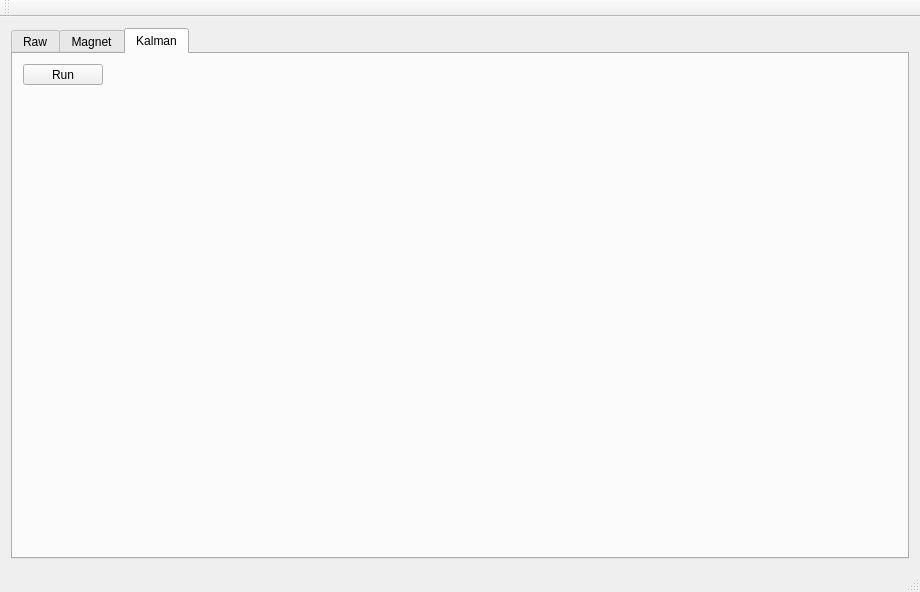
This is ins_board_pc/mainwindow.ui in quantum-pie/ins-board-pc as Qt 5 draws it before an edit. The edited form follows.
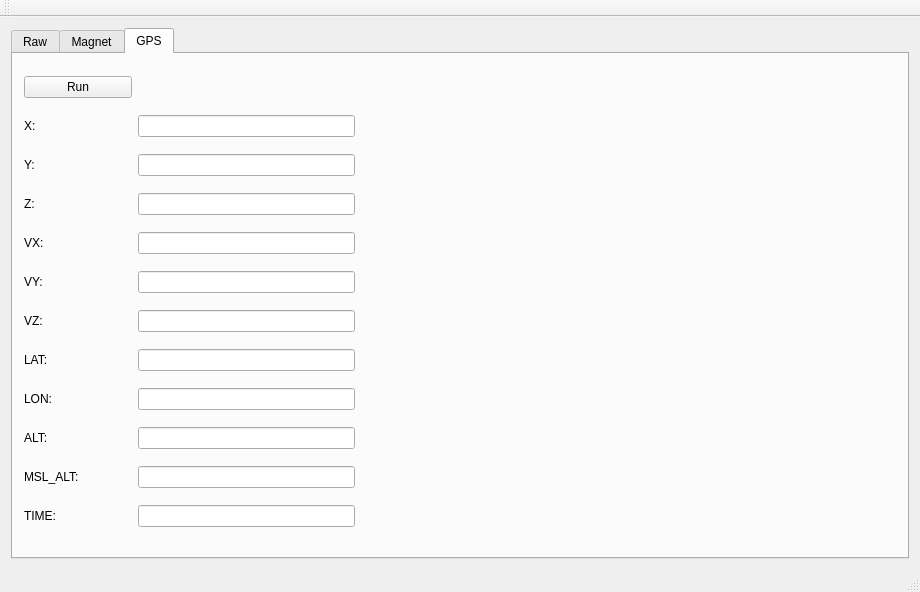
This is the edited form. The open tabs and pages were chosen to show the change. Custom widgets are drawn as their Qt base class.

Commit message: Received GPS data

```diff
--- a/ins_board_pc/mainwindow.ui
+++ b/ins_board_pc/mainwindow.ui
@@ -194,24 +194,299 @@
       </widget>
       <widget class="QWidget" name="tab_3">
        <attribute name="title">
-        <string>Kalman</string>
+        <string>GPS</string>
        </attribute>
-       <widget class="QPushButton" name="pushButton_2">
-        <property name="geometry">
-         <rect>
-          <x>10</x>
-          <y>10</y>
-          <width>80</width>
-          <height>21</height>
-         </rect>
-        </property>
-        <property name="text">
-         <string>Run</string>
-        </property>
-        <property name="checkable">
-         <bool>true</bool>
-        </property>
-       </widget>
+       <layout class="QGridLayout" name="gridLayout_2" columnstretch="1,1,1,5">
+        <item row="0" column="3">
+         <spacer name="horizontalSpacer_17">
+          <property name="orientation">
+           <enum>Qt::Horizontal</enum>
+          </property>
+          <property name="sizeHint" stdset="0">
+           <size>
+            <width>539</width>
+            <height>20</height>
+           </size>
+          </property>
+         </spacer>
+        </item>
+        <item row="1" column="0">
+         <widget class="QLabel" name="label_7">
+          <property name="text">
+           <string>X:</string>
+          </property>
+         </widget>
+        </item>
+        <item row="1" column="1" colspan="2">
+         <widget class="QLineEdit" name="x_le"/>
+        </item>
+        <item row="1" column="3">
+         <spacer name="horizontalSpacer_5">
+          <property name="orientation">
+           <enum>Qt::Horizontal</enum>
+          </property>
+          <property name="sizeHint" stdset="0">
+           <size>
+            <width>539</width>
+            <height>20</height>
+           </size>
+          </property>
+         </spacer>
+        </item>
+        <item row="2" column="0">
+         <widget class="QLabel" name="label_8">
+          <property name="text">
+           <string>Y:</string>
+          </property>
+         </widget>
+        </item>
+        <item row="2" column="1" colspan="2">
+         <widget class="QLineEdit" name="y_le"/>
+        </item>
+        <item row="2" column="3">
+         <spacer name="horizontalSpacer_6">
+          <property name="orientation">
+           <enum>Qt::Horizontal</enum>
+          </property>
+          <property name="sizeHint" stdset="0">
+           <size>
+            <width>539</width>
+            <height>20</height>
+           </size>
+          </property>
+         </spacer>
+        </item>
+        <item row="3" column="0">
+         <widget class="QLabel" name="label_9">
+          <property name="text">
+           <string>Z:</string>
+          </property>
+         </widget>
+        </item>
+        <item row="3" column="1" colspan="2">
+         <widget class="QLineEdit" name="z_le"/>
+        </item>
+        <item row="3" column="3">
+         <spacer name="horizontalSpacer_7">
+          <property name="orientation">
+           <enum>Qt::Horizontal</enum>
+          </property>
+          <property name="sizeHint" stdset="0">
+           <size>
+            <width>539</width>
+            <height>20</height>
+           </size>
+          </property>
+         </spacer>
+        </item>
+        <item row="4" column="0">
+         <widget class="QLabel" name="label_10">
+          <property name="text">
+           <string>VX:</string>
+          </property>
+         </widget>
+        </item>
+        <item row="4" column="1" colspan="2">
+         <widget class="QLineEdit" name="vx_le"/>
+        </item>
+        <item row="4" column="3">
+         <spacer name="horizontalSpacer_8">
+          <property name="orientation">
+           <enum>Qt::Horizontal</enum>
+          </property>
+          <property name="sizeHint" stdset="0">
+           <size>
+            <width>539</width>
+            <height>20</height>
+           </size>
+          </property>
+         </spacer>
+        </item>
+        <item row="5" column="0">
+         <widget class="QLabel" name="label_11">
+          <property name="text">
+           <string>VY:</string>
+          </property>
+         </widget>
+        </item>
+        <item row="5" column="1" colspan="2">
+         <widget class="QLineEdit" name="vy_le"/>
+        </item>
+        <item row="5" column="3">
+         <spacer name="horizontalSpacer_9">
+          <property name="orientation">
+           <enum>Qt::Horizontal</enum>
+          </property>
+          <property name="sizeHint" stdset="0">
+           <size>
+            <width>539</width>
+            <height>20</height>
+           </size>
+          </property>
+         </spacer>
+        </item>
+        <item row="6" column="0">
+         <widget class="QLabel" name="label_12">
+          <property name="text">
+           <string>VZ:</string>
+          </property>
+         </widget>
+        </item>
+        <item row="6" column="1" colspan="2">
+         <widget class="QLineEdit" name="vz_le"/>
+        </item>
+        <item row="6" column="3">
+         <spacer name="horizontalSpacer_10">
+          <property name="orientation">
+           <enum>Qt::Horizontal</enum>
+          </property>
+          <property name="sizeHint" stdset="0">
+           <size>
+            <width>539</width>
+            <height>20</height>
+           </size>
+          </property>
+         </spacer>
+        </item>
+        <item row="7" column="0">
+         <widget class="QLabel" name="label_13">
+          <property name="text">
+           <string>LAT:</string>
+          </property>
+         </widget>
+        </item>
+        <item row="7" column="1" colspan="2">
+         <widget class="QLineEdit" name="lat_le"/>
+        </item>
+        <item row="7" column="3">
+         <spacer name="horizontalSpacer_11">
+          <property name="orientation">
+           <enum>Qt::Horizontal</enum>
+          </property>
+          <property name="sizeHint" stdset="0">
+           <size>
+            <width>539</width>
+            <height>20</height>
+           </size>
+          </property>
+         </spacer>
+        </item>
+        <item row="8" column="0">
+         <widget class="QLabel" name="label_14">
+          <property name="text">
+           <string>LON:</string>
+          </property>
+         </widget>
+        </item>
+        <item row="8" column="1" colspan="2">
+         <widget class="QLineEdit" name="lon_le"/>
+        </item>
+        <item row="8" column="3">
+         <spacer name="horizontalSpacer_12">
+          <property name="orientation">
+           <enum>Qt::Horizontal</enum>
+          </property>
+          <property name="sizeHint" stdset="0">
+           <size>
+            <width>539</width>
+            <height>20</height>
+           </size>
+          </property>
+         </spacer>
+        </item>
+        <item row="9" column="0">
+         <widget class="QLabel" name="label_15">
+          <property name="text">
+           <string>ALT:</string>
+          </property>
+         </widget>
+        </item>
+        <item row="9" column="1" colspan="2">
+         <widget class="QLineEdit" name="alt_le"/>
+        </item>
+        <item row="9" column="3">
+         <spacer name="horizontalSpacer_13">
+          <property name="orientation">
+           <enum>Qt::Horizontal</enum>
+          </property>
+          <property name="sizeHint" stdset="0">
+           <size>
+            <width>539</width>
+            <height>20</height>
+           </size>
+          </property>
+         </spacer>
+        </item>
+        <item row="10" column="0">
+         <widget class="QLabel" name="label_16">
+          <property name="text">
+           <string>MSL_ALT:</string>
+          </property>
+         </widget>
+        </item>
+        <item row="10" column="1" colspan="2">
+         <widget class="QLineEdit" name="msl_alt_le"/>
+        </item>
+        <item row="10" column="3">
+         <spacer name="horizontalSpacer_14">
+          <property name="orientation">
+           <enum>Qt::Horizontal</enum>
+          </property>
+          <property name="sizeHint" stdset="0">
+           <size>
+            <width>539</width>
+            <height>20</height>
+           </size>
+          </property>
+         </spacer>
+        </item>
+        <item row="11" column="0">
+         <widget class="QLabel" name="label_17">
+          <property name="text">
+           <string>TIME:</string>
+          </property>
+         </widget>
+        </item>
+        <item row="11" column="1" colspan="2">
+         <widget class="QLineEdit" name="time_le"/>
+        </item>
+        <item row="11" column="3">
+         <spacer name="horizontalSpacer_15">
+          <property name="orientation">
+           <enum>Qt::Horizontal</enum>
+          </property>
+          <property name="sizeHint" stdset="0">
+           <size>
+            <width>539</width>
+            <height>20</height>
+           </size>
+          </property>
+         </spacer>
+        </item>
+        <item row="0" column="0">
+         <widget class="QPushButton" name="pushButton_2">
+          <property name="text">
+           <string>Run</string>
+          </property>
+          <property name="checkable">
+           <bool>true</bool>
+          </property>
+         </widget>
+        </item>
+        <item row="0" column="1" colspan="2">
+         <spacer name="horizontalSpacer_16">
+          <property name="orientation">
+           <enum>Qt::Horizontal</enum>
+          </property>
+          <property name="sizeHint" stdset="0">
+           <size>
+            <width>214</width>
+            <height>20</height>
+           </size>
+          </property>
+         </spacer>
+        </item>
+       </layout>
       </widget>
      </widget>
     </item>
```
Left out of the diff: 2 changed lines with no effect on the pictures. The commit also changes 2 other files.
